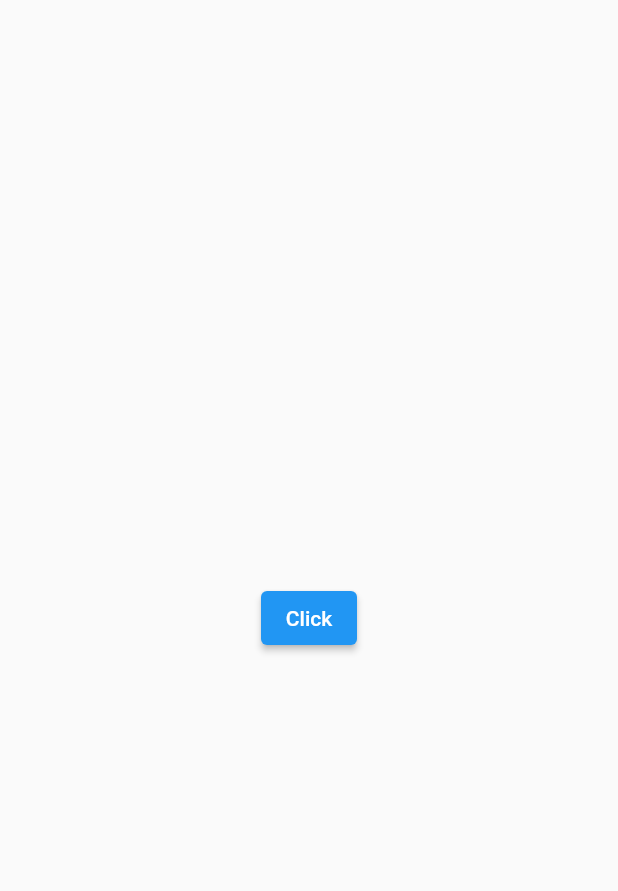
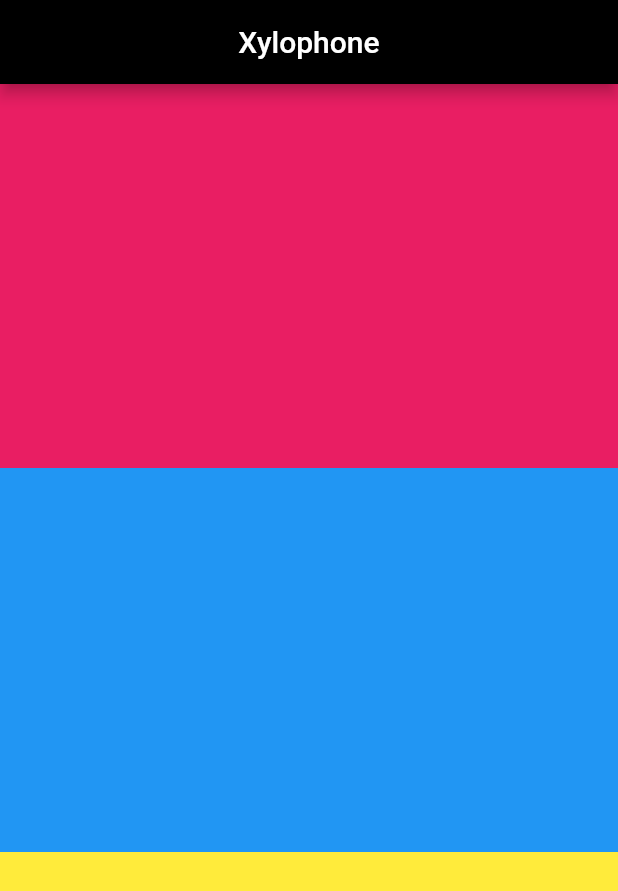
Before and after one commit to kasdeya78/codigo2_semana5, a Flutter app: the screen it shows after launch, on a phone screen of 412 x 824 dp. Shown: the top 891 px of the screen. Run offline on Flutter 3.47's test engine with Material 2 defaults, Android fonts, the phone set to English and light mode, and no system bars; our stand-ins replace audioplayers.

Commit message:
metodos para sonido y teclas

```diff
--- a/lib/main.dart
+++ b/lib/main.dart
@@ -14,17 +14,44 @@ class MyApp extends StatelessWidget {
 
 class HomePage extends StatelessWidget {
   AudioCache audioCache = AudioCache();
-  @override
-  Widget build(BuildContext context) {
-    return Scaffold(
-      body: Center(
-        child: ElevatedButton(
+
+  void playNote(int note) {
+    audioCache.play("audios/note$note.wav");
+  }
+
+  Widget buildKey({required Color color, required int note}) {
+    return Expanded(
+      child: Container(
+        color: color,
+        child: TextButton(
           onPressed: () {
-            audioCache.play("audios/note1.wav");
+            playNote(note);
           },
-          child: Text("Click"),
+          child: Text(""),
         ),
       ),
     );
   }
+
+  @override
+  Widget build(BuildContext context) {
+    return Scaffold(
+      appBar: AppBar(
+        backgroundColor: Colors.black,
+        title: Text("Xylophone"),
+        centerTitle: true,
+      ),
+      body: Column(
+        crossAxisAlignment: CrossAxisAlignment.stretch,
+        children: [
+          // buildKey(Colors.indigo, 1),
+          // buildKey(Colors.red, 2),
+          // buildKey(Colors.amber, 3),
+          buildKey(color: Colors.pink, note: 1),
+          buildKey(color: Colors.blue, note: 2),
+          buildKey(color: Colors.yellow, note: 3),
+        ],
+      ),
+    );
+  }
 }
```
